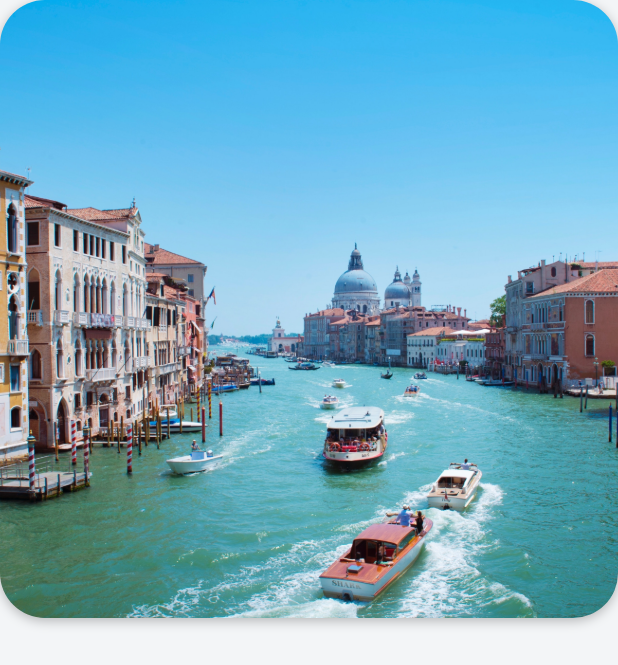
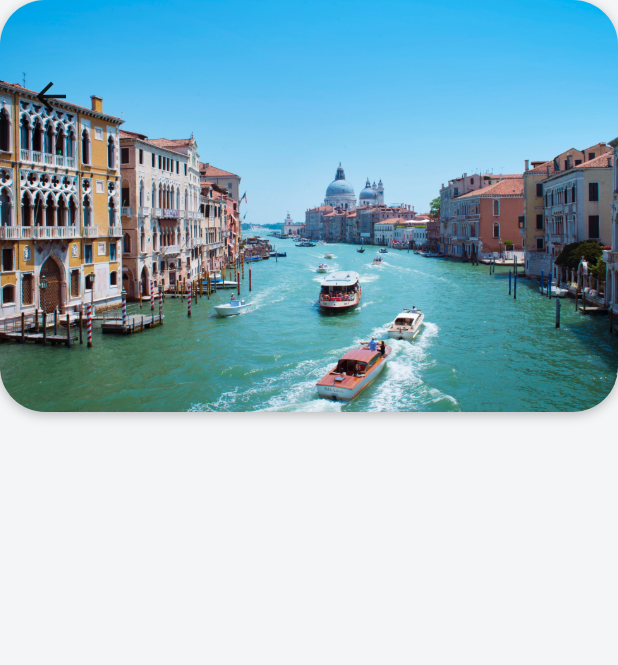
Before and after one commit to mrdvince/flutter_adventures, a Flutter app: the screen it shows after launch, after a tap on an icon or button, on a phone screen of 412 x 824 dp. Shown: the top 665 px of the screen. Run offline on Flutter 3.47's test engine with Material 2 defaults, Android fonts, the phone set to English and light mode, and no system bars; our stand-ins replace font_awesome_flutter.

Commit message:
navigator pop to home screen
navigate to home screen, add the container inside the stack

```diff
--- a/travel_ui/lib/screens/destinations_screen.dart
+++ b/travel_ui/lib/screens/destinations_screen.dart
@@ -14,8 +14,9 @@ class _DestinationScreenState extends State<DestinationScreen> {
     return Scaffold(
       body: Column(
         children: <Widget>[
+          Stack(children: <Widget>[
             Container(
-            height: MediaQuery.of(context).size.width,
+              height: MediaQuery.of(context).size.width * 2 / 3,
               decoration: BoxDecoration(
                 borderRadius: BorderRadius.circular(30.0),
                 boxShadow: [
@@ -33,6 +34,20 @@ class _DestinationScreenState extends State<DestinationScreen> {
                 ),
               ),
             ),
+            Padding(
+              padding:
+                  const EdgeInsets.symmetric(horizontal: 10.0, vertical: 40.0),
+              child: Row(
+                children: <Widget>[
+                  IconButton(
+                    icon: Icon(Icons.arrow_back),
+                    iconSize: 30.0,
+                    onPressed: () => Navigator.pop(context),
+                  )
+                ],
+              ),
+            )
+          ]),
         ],
       ),
     );
```
Lines whose indentation alone changed are shown as unchanged.
